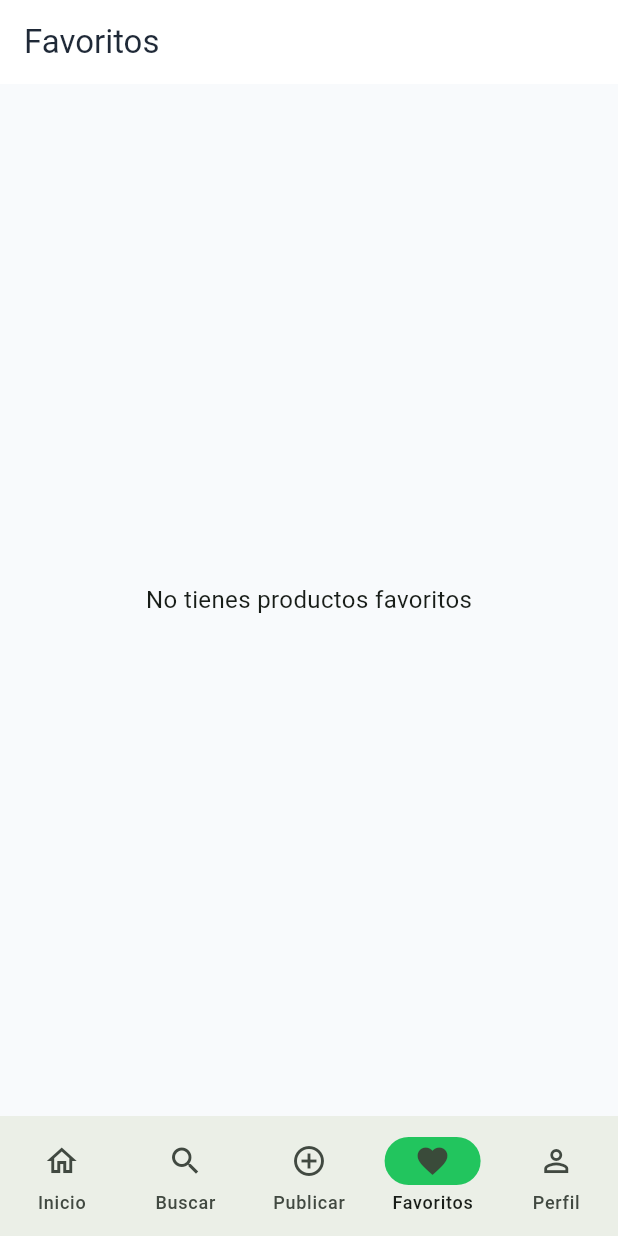
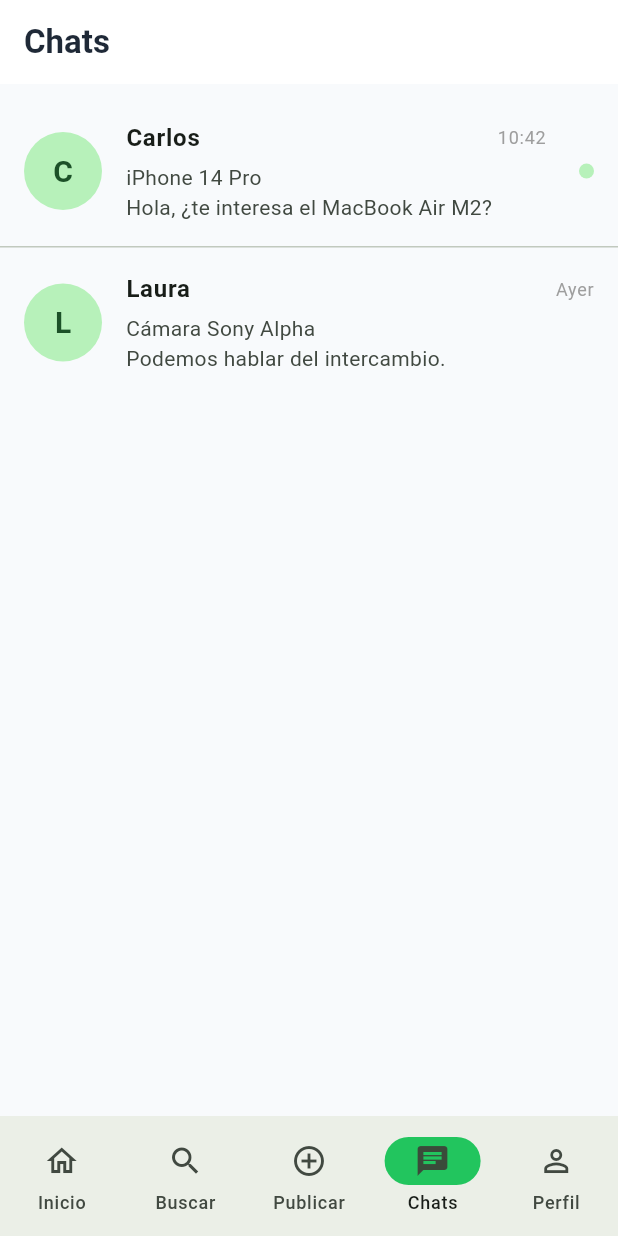
Before and after one commit to lledoandreu/trueke, a Flutter app: the screen it shows after launch, item 4 of the bottom bar chosen, on a phone screen of 412 x 824 dp. Run offline on Flutter 3.47's test engine with Material 3 defaults, Android fonts, the phone set to English and light mode, and no system bars; our stand-ins replace flutter_riverpod, shared_preferences.

Commit message:
Añade funcionalidad inicial de chats

```diff
--- a/lib/app/shell/main_shell.dart
+++ b/lib/app/shell/main_shell.dart
@@ -1,10 +1,9 @@
 import 'package:flutter/material.dart';
 
-import '../../features/favorites/favorites_page.dart';
+import '../../features/chat/chat_page.dart';
 import '../../features/home/home_page.dart';
 import '../../features/products/publish_product_page.dart';
 import '../../features/profile/profile_page.dart';
-import '../../features/search/search_page.dart';
 
 class MainShell extends StatefulWidget {
   const MainShell({super.key});
@@ -18,9 +17,9 @@ class _MainShellState extends State<MainShell> {
 
   final List<Widget> pages = const [
     HomePage(),
-    SearchPage(),
+    Center(child: Text('Buscar')),
     PublishProductPage(),
-    FavoritesPage(),
+    ChatPage(),
     ProfilePage(),
   ];
 
@@ -41,16 +40,19 @@ class _MainShellState extends State<MainShell> {
             selectedIcon: Icon(Icons.home),
             label: 'Inicio',
           ),
-          NavigationDestination(icon: Icon(Icons.search), label: 'Buscar'),
+          NavigationDestination(
+            icon: Icon(Icons.search),
+            label: 'Buscar',
+          ),
           NavigationDestination(
             icon: Icon(Icons.add_circle_outline),
             selectedIcon: Icon(Icons.add_circle),
             label: 'Publicar',
           ),
           NavigationDestination(
-            icon: Icon(Icons.favorite_border),
-            selectedIcon: Icon(Icons.favorite),
-            label: 'Favoritos',
+            icon: Icon(Icons.chat_bubble_outline),
+            selectedIcon: Icon(Icons.chat),
+            label: 'Chats',
           ),
           NavigationDestination(
             icon: Icon(Icons.person_outline),
--- /dev/null
+++ b/lib/features/chat/chat_page.dart
@@ -0,0 +1,122 @@
+import 'package:flutter/material.dart';
+
+import 'chat_detail_page.dart';
+
+class ChatPage extends StatelessWidget {
+  const ChatPage({super.key});
+
+  static const conversations = [
+    _Conversation(
+      name: 'Carlos',
+      product: 'iPhone 14 Pro',
+      message: 'Hola, ¿te interesa el MacBook Air M2?',
+      time: '10:42',
+      unread: true,
+    ),
+    _Conversation(
+      name: 'Laura',
+      product: 'Cámara Sony Alpha',
+      message: 'Podemos hablar del intercambio.',
+      time: 'Ayer',
+      unread: false,
+    ),
+  ];
+
+  @override
+  Widget build(BuildContext context) {
+    return Scaffold(
+      appBar: AppBar(
+        title: const Text(
+          'Chats',
+          style: TextStyle(fontWeight: FontWeight.bold),
+        ),
+      ),
+      body: ListView.separated(
+        padding: const EdgeInsets.symmetric(vertical: 8),
+        itemCount: conversations.length,
+        separatorBuilder: (_, index) => const Divider(height: 1),
+        itemBuilder: (context, index) {
+          final conversation = conversations[index];
+
+          return ListTile(
+            contentPadding: const EdgeInsets.symmetric(
+              horizontal: 16,
+              vertical: 8,
+            ),
+            leading: CircleAvatar(
+              radius: 26,
+              child: Text(
+                conversation.name.substring(0, 1),
+                style: const TextStyle(
+                  fontSize: 20,
+                  fontWeight: FontWeight.bold,
+                ),
+              ),
+            ),
+            title: Row(
+              children: [
+                Expanded(
+                  child: Text(
+                    conversation.name,
+                    style: TextStyle(
+                      fontWeight: conversation.unread
+                          ? FontWeight.bold
+                          : FontWeight.w600,
+                    ),
+                  ),
+                ),
+                Text(
+                  conversation.time,
+                  style: const TextStyle(
+                    fontSize: 12,
+                    color: Colors.grey,
+                  ),
+                ),
+              ],
+            ),
+            subtitle: Padding(
+              padding: const EdgeInsets.only(top: 4),
+              child: Text(
+                '${conversation.product}\n${conversation.message}',
+                maxLines: 2,
+                overflow: TextOverflow.ellipsis,
+              ),
+            ),
+            trailing: conversation.unread
+                ? const CircleAvatar(
+                    radius: 5,
+                    child: SizedBox(),
+                  )
+                : null,
+            onTap: () {
+              Navigator.of(context).push(
+                MaterialPageRoute(
+                  builder: (_) => ChatDetailPage(
+                    name: conversation.name,
+                    product: conversation.product,
+                  ),
+                ),
+              );
+            },
+          );
+        },
+      ),
+    );
+  }
+}
+
+class _Conversation {
+  const _Conversation({
+    required this.name,
+    required this.product,
+    required this.message,
+    required this.time,
+    required this.unread,
+  });
+
+  final String name;
+  final String product;
+  final String message;
+  final String time;
+  final bool unread;
+}
```
Also changed, not shown: lib/features/chat/chat_detail_page.dart (added, +159 -0 lines).
